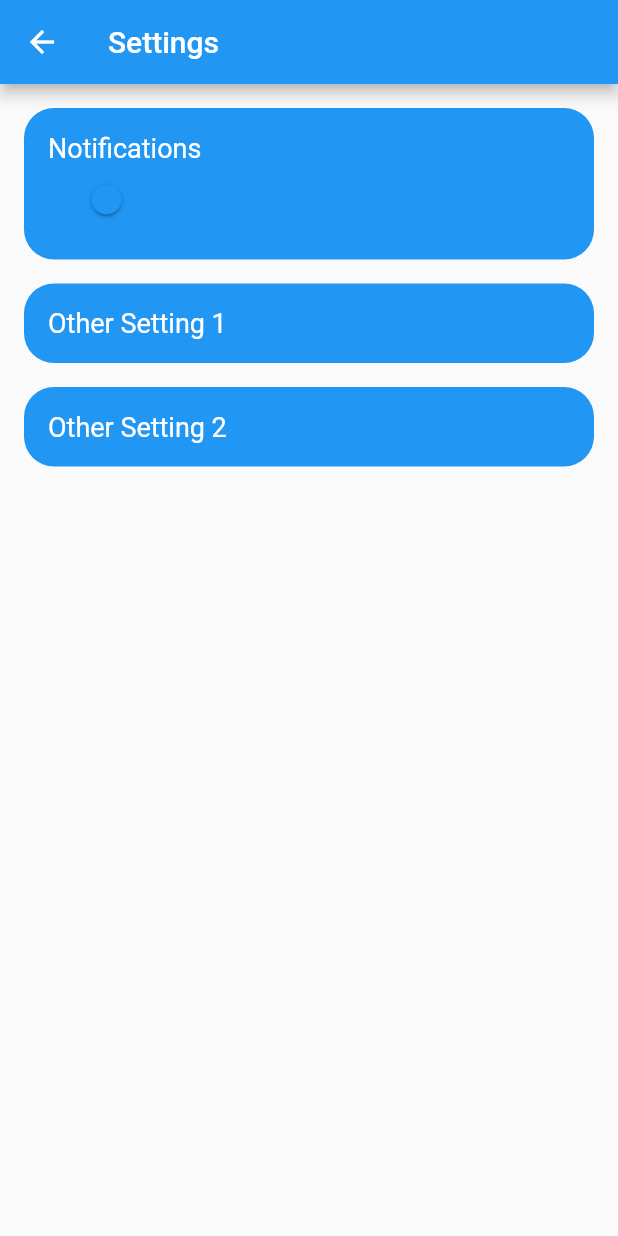
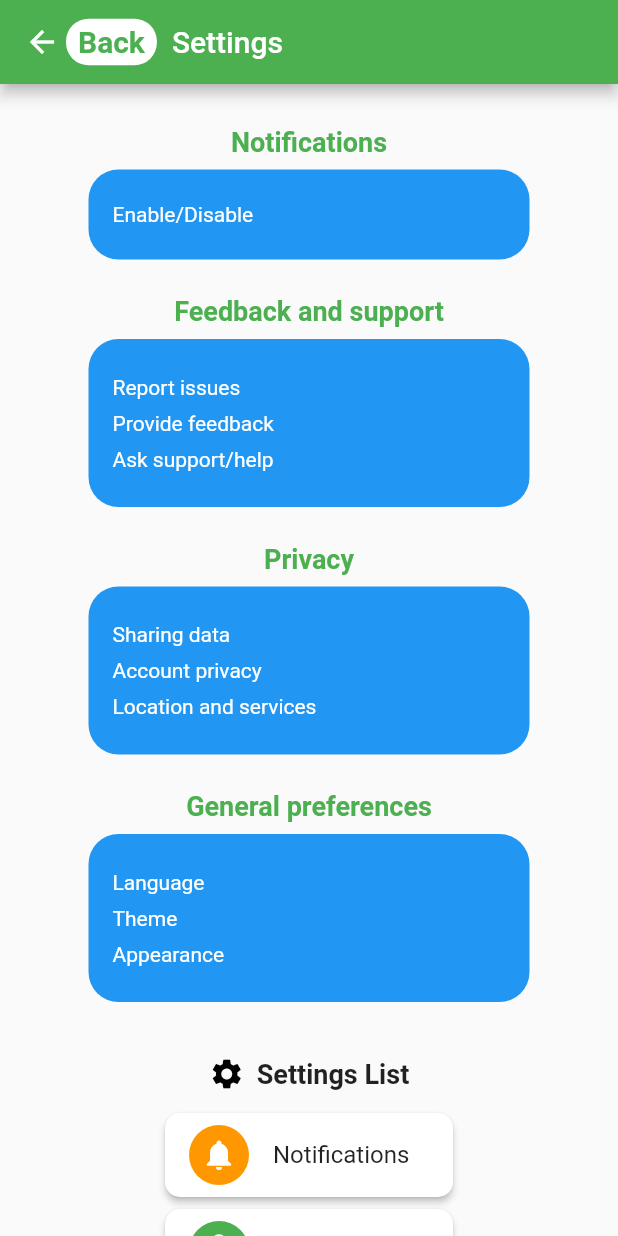
Before and after one commit to n-uwayo/earthwise-screens, a Flutter app: the SettingsScreen screen opened directly, on a phone screen of 412 x 824 dp. Run offline on Flutter 3.47's test engine with Material 2 defaults, Android fonts, the light colour scheme and no system bars; network calls fail.

Commit message:
setting screen

```diff
--- a/lib/screens/settings_screen.dart
+++ b/lib/screens/settings_screen.dart
@@ -4,55 +4,154 @@
   @override
   Widget build(BuildContext context) {
     return Scaffold(
-      appBar: AppBar(title: Text('Settings')),
-      body: ListView(
-        padding: EdgeInsets.all(16.0),
+      appBar: AppBar(
+        title: Row(
           children: [
+            GestureDetector(
+              onTap: () {
+                Navigator.pop(context);
+              },
+              child: Row(
+                children: [
+                  Icon(Icons.arrow_back, color: Colors.white),
+                  SizedBox(width: 4),
                   Container(
-            margin: EdgeInsets.only(bottom: 16.0),
-            padding: EdgeInsets.all(16.0),
+                    padding: EdgeInsets.symmetric(horizontal: 8, vertical: 4),
                     decoration: BoxDecoration(
-              color: Colors.blue,
-              borderRadius: BorderRadius.circular(20),
+                      color: Colors.white,
+                      borderRadius: BorderRadius.circular(15),
                     ),
-            child: Column(
-              crossAxisAlignment: CrossAxisAlignment.start,
-              children: [
-                Text('Notifications', style: TextStyle(color: Colors.white, fontSize: 18)),
-                Switch(value: true, onChanged: (value) {}),
+                    child: Text(
+                      'Back',
+                      style: TextStyle(color: Colors.green, fontWeight: FontWeight.bold),
+                    ),
+                  ),
                 ],
               ),
             ),
-          Container(
-            margin: EdgeInsets.only(bottom: 16.0),
-            padding: EdgeInsets.all(16.0),
-            decoration: BoxDecoration(
-              color: Colors.blue,
-              borderRadius: BorderRadius.circular(20),
-            ),
-            child: Column(
-              crossAxisAlignment: CrossAxisAlignment.start,
-              children: [
-                Text('Other Setting 1', style: TextStyle(color: Colors.white, fontSize: 18)),
+            SizedBox(width: 10),
+            Text('Settings'),
           ],
         ),
+        backgroundColor: Colors.green,
       ),
+      body: Center(
+        child: Container(
+          width: 430,
+          height: 932,
+          child: SingleChildScrollView(
+            child: Column(
+              crossAxisAlignment: CrossAxisAlignment.center,
+              children: [
+                SizedBox(height: 20),
+                buildCategoryTitle('Notifications'),
+                buildCategoryItems(
+                  ['Enable/Disable'],
+                  Colors.blue,
+                  Colors.white,
+                  height: 60,
+                ),
+                buildCategoryTitle('Feedback and support'),
+                buildCategoryItems(
+                  ['Report issues', 'Provide feedback', 'Ask support/help'],
+                  Colors.blue,
+                  Colors.white,
+                ),
+                buildCategoryTitle('Privacy'),
+                buildCategoryItems(
+                  ['Sharing data', 'Account privacy', 'Location and services'],
+                  Colors.blue,
+                  Colors.white,
+                ),
+                buildCategoryTitle('General preferences'),
+                buildCategoryItems(
+                  ['Language', 'Theme', 'Appearance'],
+                  Colors.blue,
+                  Colors.white,
+                ),
+                SizedBox(height: 20),
+                Row(
+                  mainAxisAlignment: MainAxisAlignment.center,
+                  children: [
+                    Icon(Icons.settings, color: Colors.black),
+                    SizedBox(width: 8),
+                    Text(
+                      'Settings List',
+                      style: TextStyle(fontSize: 18, fontWeight: FontWeight.bold),
+                    ),
+                  ],
+                ),
+                SizedBox(height: 10),
                 Container(
-            margin: EdgeInsets.only(bottom: 16.0),
-            padding: EdgeInsets.all(16.0),
-            decoration: BoxDecoration(
-              color: Colors.blue,
-              borderRadius: BorderRadius.circular(20),
-            ),
+                  width: 200,
                   child: Column(
-              crossAxisAlignment: CrossAxisAlignment.start,
                     children: [
-                Text('Other Setting 2', style: TextStyle(color: Colors.white, fontSize: 18)),
+                      buildSettingTile(context, 'Notifications', Colors.orange, Icons.notifications),
+                      buildSettingTile(context, 'Privacy', Colors.green, Icons.lock),
+                      buildSettingTile(context, 'Preferences', Colors.blue, Icons.settings),
+                      buildSettingTile(context, 'Accessibility', Colors.purple, Icons.accessibility),
                     ],
                   ),
                 ),
               ],
             ),
+          ),
+        ),
+      ),
+    );
+  }
+
+  Widget buildCategoryTitle(String title) {
+    return Padding(
+      padding: const EdgeInsets.symmetric(vertical: 8.0),
+      child: Text(
+        title,
+        style: TextStyle(color: Colors.green, fontSize: 18, fontWeight: FontWeight.bold),
+      ),
+    );
+  }
+
+  Widget buildCategoryItems(List<String> items, Color backgroundColor, Color textColor, {double height = 112}) {
+    return Container(
+      width: 294,
+      height: height,
+      margin: EdgeInsets.only(bottom: 16.0),
+      padding: EdgeInsets.all(16.0),
+      decoration: BoxDecoration(
+        color: backgroundColor,
+        borderRadius: BorderRadius.circular(20),
+      ),
+      child: Column(
+        crossAxisAlignment: CrossAxisAlignment.start,
+        mainAxisAlignment: MainAxisAlignment.center,
+        children: items.map((item) => Padding(
+          padding: const EdgeInsets.symmetric(vertical: 4.0),
+          child: Text(item, style: TextStyle(color: textColor)),
+        )).toList(),
+      ),
+    );
+  }
+
+  Widget buildSettingTile(BuildContext context, String title, Color color, IconData icon) {
+    return Card(
+      elevation: 2,
+      shape: RoundedRectangleBorder(
+        borderRadius: BorderRadius.circular(10),
+      ),
+      child: ListTile(
+        leading: CircleAvatar(
+          backgroundColor: color,
+          child: Icon(icon, color: Colors.white),
+        ),
+        title: Text(title),
+        onTap: () {
+          // Handle tap
+        },
+      ),
     );
   }
 }
+
+void main() => runApp(MaterialApp(
+  home: SettingsScreen(),
+));
```
Lines whose indentation alone changed are shown as unchanged.
